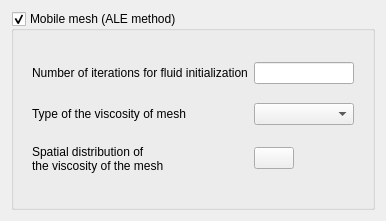
The window that gui/Pages/MobileMeshForm.ui (code-saturne/code_saturne) describes before a commit, drawn with Qt 5.
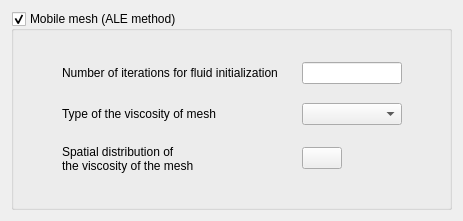
The same window after the commit. Icons and pictures are not drawn.

What changed in the file:
```diff
--- a/gui/Pages/MobileMeshForm.ui
+++ b/gui/Pages/MobileMeshForm.ui
@@ -6,8 +6,8 @@
    <rect>
     <x>0</x>
     <y>0</y>
-    <width>382</width>
-    <height>197</height>
+    <width>463</width>
+    <height>218</height>
    </rect>
   </property>
   <property name="windowTitle">
```
Left out of the diff: 17 changed lines with no effect on the pictures.
